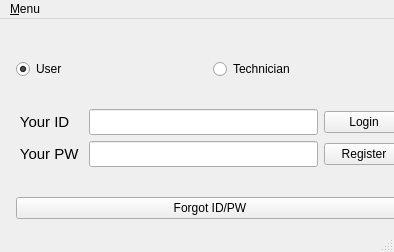
First picture: the form in FiveOfRuler/LoginWindow.ui, repository simneol/JuDeP, before the edit.
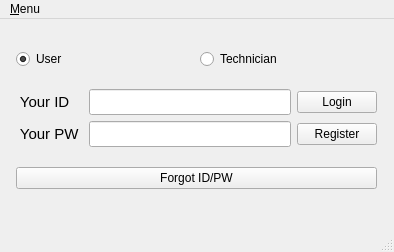
Second picture: the form after the edit.

The edit to the form file:
```diff
--- a/FiveOfRuler/LoginWindow.ui
+++ b/FiveOfRuler/LoginWindow.ui
@@ -28,8 +28,8 @@
      <rect>
       <x>16</x>
       <y>16</y>
-      <width>388</width>
-      <height>210</height>
+      <width>361</width>
+      <height>171</height>
      </rect>
     </property>
     <layout class="QVBoxLayout" name="mainLayout">
```
Left out of the diff: 34 changed lines with no effect on the pictures.
